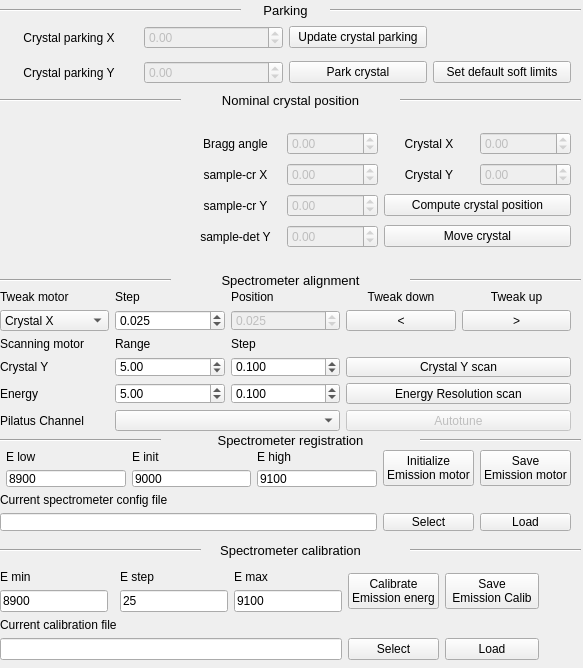
Before: the Qt Designer form isstools/ui/ui_johann_spectrometer.ui in NSLS-II-ISS/isstools, drawn with Qt 5.
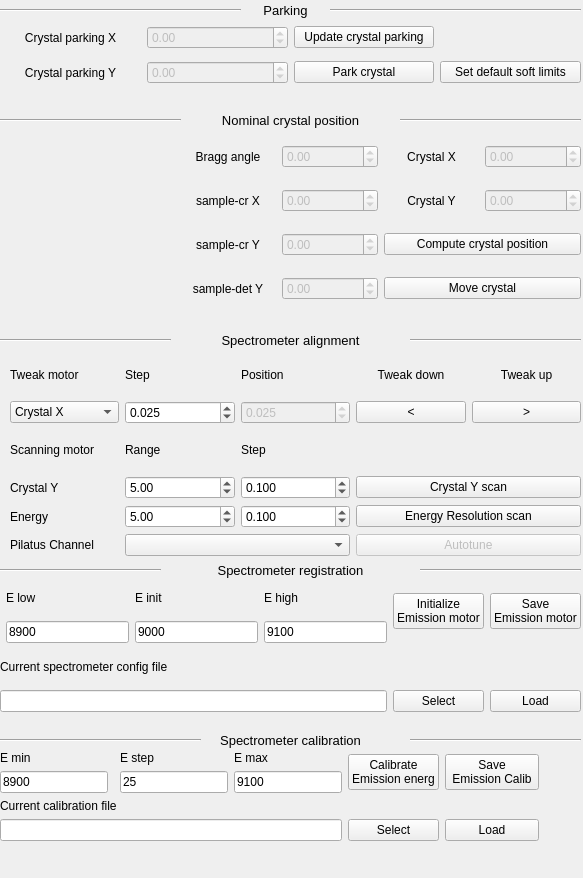
After: the same form once the commit is applied.

Commit message: started work on spectrometer widget to adapt it to new scan paradigm

Patch:
```diff
--- a/isstools/ui/ui_johann_spectrometer.ui
+++ b/isstools/ui/ui_johann_spectrometer.ui
@@ -7,7 +7,7 @@
     <x>0</x>
     <y>0</y>
     <width>583</width>
-    <height>668</height>
+    <height>878</height>
    </rect>
   </property>
   <property name="windowTitle">
@@ -30,7 +30,7 @@
    <property name="geometry">
     <rect>
      <x>400</x>
-     <y>90</y>
+     <y>110</y>
      <width>181</width>
      <height>20</height>
     </rect>
@@ -80,7 +80,7 @@
     <rect>
      <x>0</x>
      <y>20</y>
-     <width>571</width>
+     <width>581</width>
      <height>71</height>
     </rect>
    </property>
@@ -158,7 +158,7 @@
    <property name="geometry">
     <rect>
      <x>0</x>
-     <y>90</y>
+     <y>110</y>
      <width>181</width>
      <height>20</height>
     </rect>
@@ -171,7 +171,7 @@
    <property name="geometry">
     <rect>
      <x>180</x>
-     <y>90</y>
+     <y>110</y>
      <width>221</width>
      <height>21</height>
     </rect>
@@ -193,10 +193,10 @@
   <widget class="QWidget" name="gridLayoutWidget_9">
    <property name="geometry">
     <rect>
-     <x>190</x>
+     <x>180</x>
      <y>130</y>
-     <width>381</width>
-     <height>121</height>
+     <width>401</width>
+     <height>188</height>
     </rect>
    </property>
    <layout class="QGridLayout" name="gridLayout_10">
@@ -358,9 +358,9 @@
    <property name="geometry">
     <rect>
      <x>0</x>
-     <y>450</y>
-     <width>571</width>
-     <height>81</height>
+     <y>580</y>
+     <width>581</width>
+     <height>132</height>
     </rect>
    </property>
    <layout class="QGridLayout" name="gridLayout_2">
@@ -467,7 +467,7 @@
    <property name="geometry">
     <rect>
      <x>410</x>
-     <y>270</y>
+     <y>330</y>
      <width>171</width>
      <height>20</height>
     </rect>
@@ -480,7 +480,7 @@
    <property name="geometry">
     <rect>
      <x>0</x>
-     <y>540</y>
+     <y>730</y>
      <width>201</width>
      <height>20</height>
     </rect>
@@ -493,7 +493,7 @@
    <property name="geometry">
     <rect>
      <x>410</x>
-     <y>540</y>
+     <y>730</y>
      <width>171</width>
      <height>20</height>
     </rect>
@@ -506,7 +506,7 @@
    <property name="geometry">
     <rect>
      <x>180</x>
-     <y>270</y>
+     <y>330</y>
      <width>221</width>
      <height>21</height>
     </rect>
@@ -528,10 +528,10 @@
   <widget class="QWidget" name="gridLayoutWidget_2">
    <property name="geometry">
     <rect>
-     <x>0</x>
-     <y>290</y>
+     <x>10</x>
+     <y>355</y>
      <width>571</width>
-     <height>141</height>
+     <height>201</height>
     </rect>
    </property>
    <layout class="QGridLayout" name="gridLayout_3">
@@ -847,7 +847,7 @@
    <property name="geometry">
     <rect>
      <x>0</x>
-     <y>430</y>
+     <y>560</y>
      <width>161</width>
      <height>20</height>
     </rect>
@@ -860,7 +860,7 @@
    <property name="geometry">
     <rect>
      <x>170</x>
-     <y>430</y>
+     <y>560</y>
      <width>241</width>
      <height>21</height>
     </rect>
@@ -883,7 +883,7 @@
    <property name="geometry">
     <rect>
      <x>180</x>
-     <y>540</y>
+     <y>730</y>
      <width>221</width>
      <height>21</height>
     </rect>
@@ -906,7 +906,7 @@
    <property name="geometry">
     <rect>
      <x>420</x>
-     <y>430</y>
+     <y>560</y>
      <width>161</width>
      <height>20</height>
     </rect>
@@ -919,7 +919,7 @@
    <property name="geometry">
     <rect>
      <x>0</x>
-     <y>270</y>
+     <y>330</y>
      <width>171</width>
      <height>20</height>
     </rect>
@@ -932,9 +932,9 @@
    <property name="geometry">
     <rect>
      <x>0</x>
-     <y>570</y>
+     <y>751</y>
      <width>581</width>
-     <height>91</height>
+     <height>111</height>
     </rect>
    </property>
    <layout class="QGridLayout" name="gridLayout">
@@ -1053,7 +1053,7 @@
    <property name="geometry">
     <rect>
      <x>0</x>
-     <y>110</y>
+     <y>140</y>
      <width>171</width>
      <height>161</height>
     </rect>
```
The commit also changes 3 other files.
